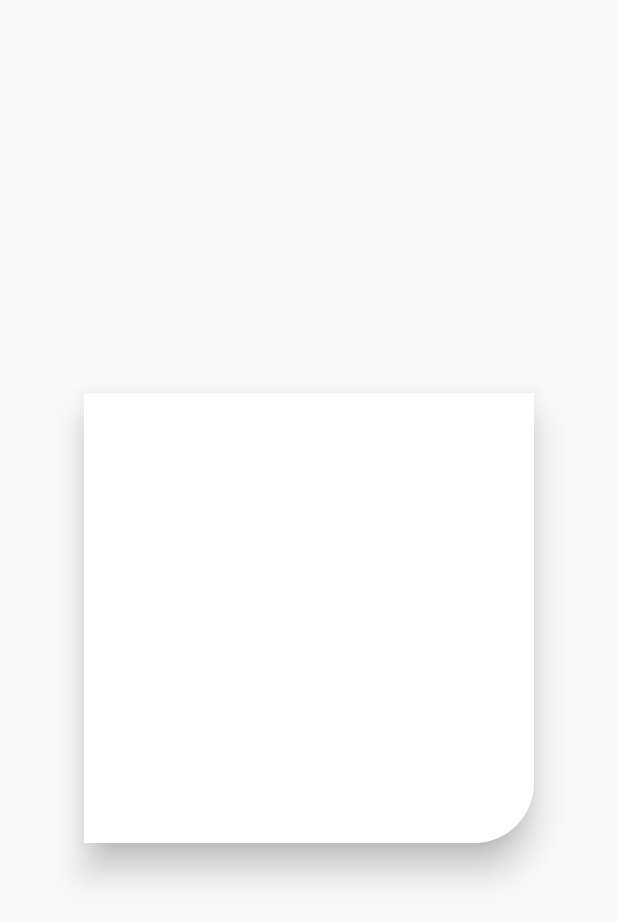
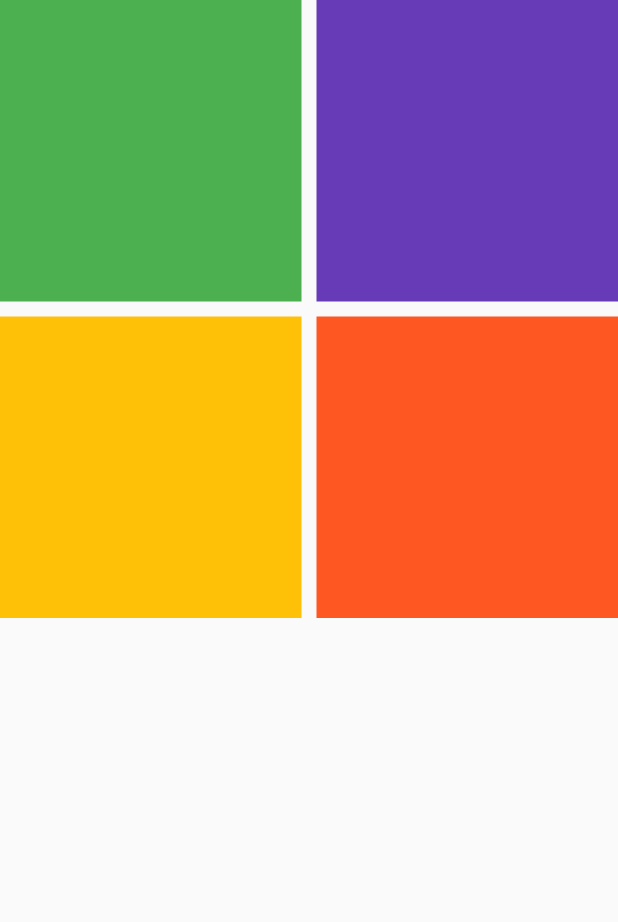
Before and after one commit to ahmedsujon/Flutter-Complete-Guide, a Flutter app: the screen it shows after launch, on a phone screen of 412 x 824 dp. Shown: the top 922 px of the screen. Run offline on Flutter 3.47's test engine with Material 2 defaults, Android fonts, the phone set to English and light mode, and no system bars; our stand-ins replace liquid_swipe.

```diff
--- a/lib/main.dart
+++ b/lib/main.dart
@@ -8,18 +8,34 @@ class MyApp extends StatelessWidget {
   Widget build(BuildContext context) {
     return MaterialApp(
       home: Scaffold(
-          body: Center(
-          child: Card(
-            elevation: 10,
-            shape: RoundedRectangleBorder(
-              borderRadius: BorderRadius.only(bottomRight: Radius.circular(40)),
+        body: GridView.count(
+          crossAxisCount: 2,
+          mainAxisSpacing: 10,
+          crossAxisSpacing: 10,
+          children: <Widget>[
+            Container(
+              height: 300,
+              width: 300,
+              color: Colors.green,
             ),
-          child: Container(
-            height: 300,
-            width: 300,
-          ),
+            Container(
+              height: 300,
+              width: 300,
+              color: Colors.deepPurple,
+            ),
+            Container(
+              height: 300,
+              width: 300,
+              color: Colors.amber,
+            ),
+            Container(
+              height: 300,
+              width: 300,
+              color: Colors.deepOrange,
+            ),
+          ],
         ),
-      )),
+      ),
     );
   }
 }
```
